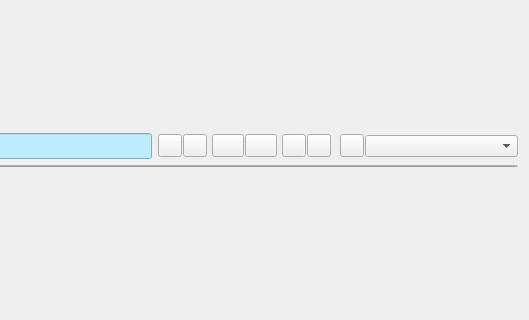
The window that galacteek/ui/browsertab.ui (pinnaculum/galacteek) describes before a commit, drawn with Qt 5; both pictures show x 314 to 843 and y 0 to 320 of the 843 by 444 pixel window.
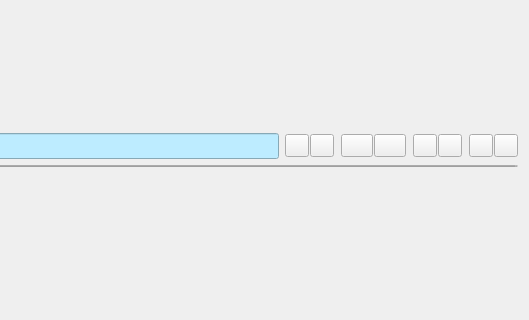
The same window after the commit. Icons and pictures are not drawn.

What changed in the file:
```diff
--- a/galacteek/ui/browsertab.ui
+++ b/galacteek/ui/browsertab.ui
@@ -139,7 +139,7 @@
              </property>
              <property name="sizeHint" stdset="0">
               <size>
-               <width>4</width>
+               <width>6</width>
                <height>20</height>
               </size>
              </property>
@@ -207,7 +207,7 @@
              </property>
              <property name="sizeHint" stdset="0">
               <size>
-               <width>4</width>
+               <width>6</width>
                <height>20</height>
               </size>
              </property>
@@ -251,7 +251,7 @@
              </property>
              <property name="sizeHint" stdset="0">
               <size>
-               <width>8</width>
+               <width>6</width>
                <height>20</height>
               </size>
              </property>
@@ -272,21 +272,15 @@
             </widget>
            </item>
            <item>
-            <widget class="QComboBox" name="actionComboBox">
-             <property name="sizePolicy">
-              <sizepolicy hsizetype="Minimum" vsizetype="Fixed">
-               <horstretch>0</horstretch>
-               <verstretch>0</verstretch>
-              </sizepolicy>
+            <widget class="QToolButton" name="pinToolButton">
+             <property name="text">
+              <string/>
              </property>
-             <property name="maximumSize">
-              <size>
-               <width>200</width>
-               <height>16777215</height>
-              </size>
+             <property name="popupMode">
+              <enum>QToolButton::InstantPopup</enum>
              </property>
-             <property name="toolTip">
-              <string>&lt;html&gt;&lt;head/&gt;&lt;body&gt;&lt;p&gt;Pin&lt;/p&gt;&lt;/body&gt;&lt;/html&gt;</string>
+             <property name="toolButtonStyle">
+              <enum>Qt::ToolButtonTextBesideIcon</enum>
              </property>
             </widget>
            </item>
```
Left out of the diff: 3 changed lines with no effect on the pictures.
